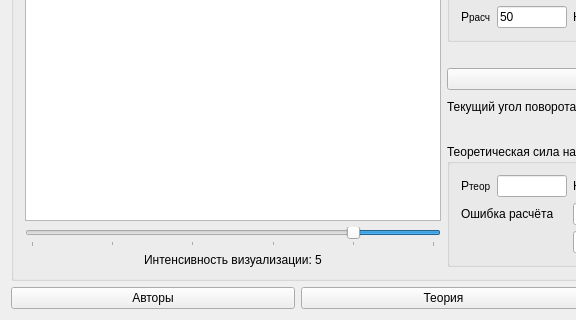
Qt form mainwindow.ui (mmaulwurff/mech-brake1) before a commit; both pictures show x 0 to 576 and y 474 to 794 of the 887 by 794 pixel window.
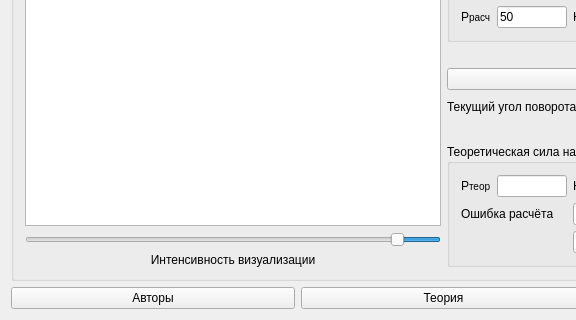
The same form after that commit. Icons and pictures are not drawn.

Commit message: draw intensity tuning

What changed in the file:
```diff
--- a/mainwindow.ui
+++ b/mainwindow.ui
@@ -70,10 +70,10 @@
          <item>
           <widget class="QSlider" name="intenSlider">
            <property name="minimum">
-            <number>0</number>
+            <number>1</number>
            </property>
            <property name="maximum">
-            <number>5</number>
+            <number>100</number>
            </property>
            <property name="singleStep">
             <number>1</number>
@@ -82,7 +82,7 @@
             <number>1</number>
            </property>
            <property name="value">
-            <number>1</number>
+            <number>10</number>
            </property>
            <property name="tracking">
             <bool>true</bool>
@@ -97,7 +97,7 @@
             <bool>false</bool>
            </property>
            <property name="tickPosition">
-            <enum>QSlider::TicksBelow</enum>
+            <enum>QSlider::NoTicks</enum>
            </property>
            <property name="tickInterval">
             <number>1</number>
@@ -107,7 +107,7 @@
          <item>
           <widget class="QLabel" name="intenLabel">
            <property name="text">
-            <string>Интенсивность визуализации: 5</string>
+            <string>Интенсивность визуализации</string>
            </property>
            <property name="alignment">
             <set>Qt::AlignCenter</set>
```
The commit also changes 1 other file.
